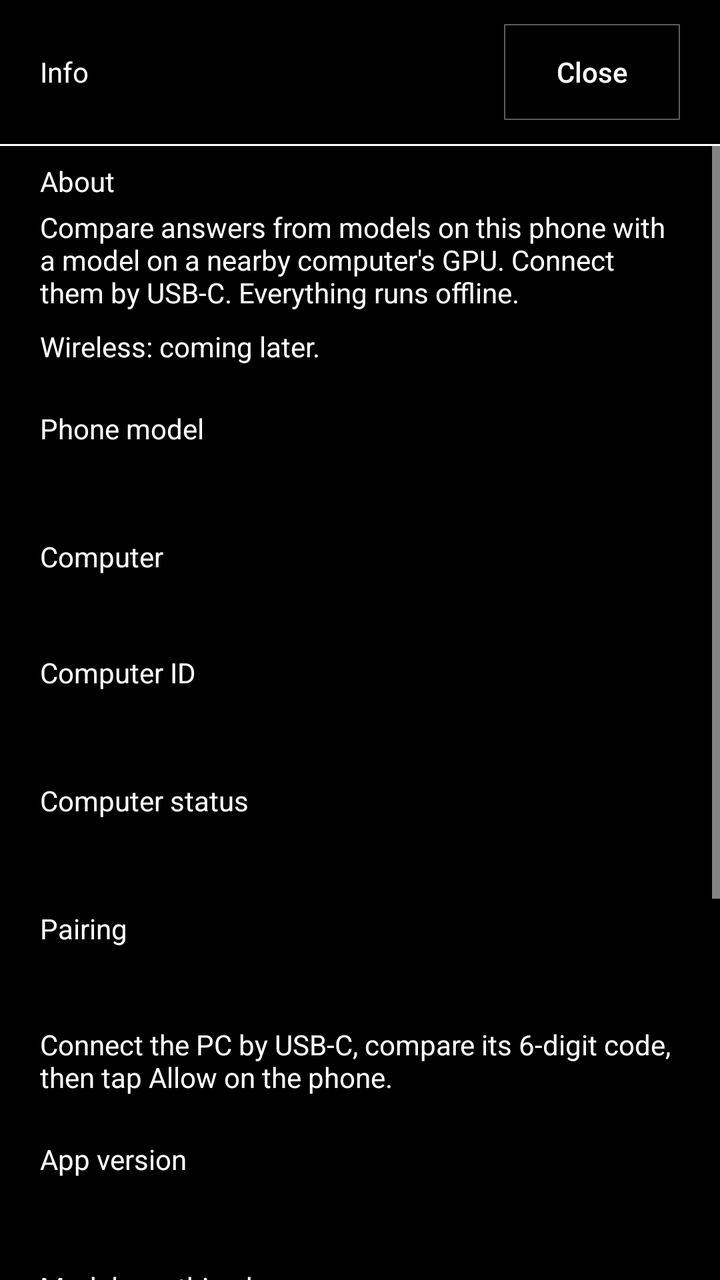
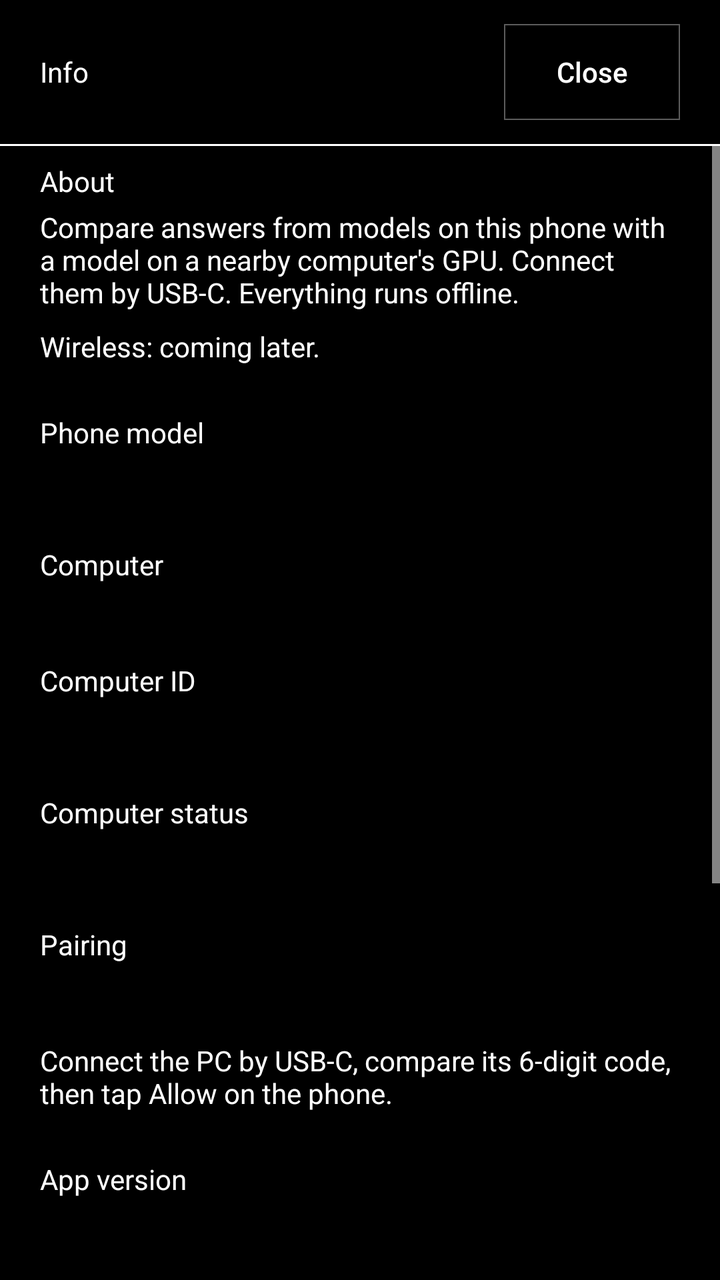

Compare the two renders of this Android layout. The source of the first and the diff that turns it into the second are given below.
<!-- AndroidManifest.xml: application theme OposTheme -->
<!-- res/layout/gpu_link_info.xml -->
<?xml version="1.0" encoding="utf-8"?>
<LinearLayout xmlns:android="http://schemas.android.com/apk/res/android"
    android:layout_width="match_parent"
    android:layout_height="match_parent"
    android:background="@color/newspaper_paper"
    android:fitsSystemWindows="true"
    android:orientation="vertical">

    <LinearLayout
        android:layout_width="match_parent"
        android:layout_height="wrap_content"
        android:gravity="center_vertical"
        android:orientation="horizontal"
        android:paddingStart="20dp"
        android:paddingTop="12dp"
        android:paddingEnd="20dp"
        android:paddingBottom="12dp">

        <TextView
            android:id="@+id/info_page_title"
            android:layout_width="0dp"
            android:layout_height="wrap_content"
            android:layout_weight="1"
            android:accessibilityHeading="true"
            android:text="@string/info_title"
            android:textColor="@color/newspaper_ink" />

        <Button
            android:id="@+id/info_close"
            android:layout_width="88dp"
            android:layout_height="48dp"
            android:background="@drawable/newspaper_outline"
            android:text="@string/close"
            android:textAllCaps="false"
            android:textColor="@color/newspaper_ink" />
    </LinearLayout>

    <View
        android:layout_width="match_parent"
        android:layout_height="1dp"
        android:background="@color/newspaper_ink" />

    <ScrollView
        android:layout_width="match_parent"
        android:layout_height="0dp"
        android:layout_weight="1"
        android:fillViewport="true">

        <LinearLayout
            android:layout_width="match_parent"
            android:layout_height="wrap_content"
            android:orientation="vertical"
            android:paddingStart="20dp"
            android:paddingTop="8dp"
            android:paddingEnd="20dp"
            android:paddingBottom="28dp">

            <TextView
                android:id="@+id/info_about_label_text"
                android:layout_width="match_parent"
                android:layout_height="wrap_content"
                android:labelFor="@id/info_about"
                android:text="@string/info_about_label"
                android:textColor="@color/newspaper_ink" />
            <TextView
                android:id="@+id/info_about"
                android:layout_width="match_parent"
                android:layout_height="wrap_content"
                android:layout_marginTop="4dp"
                android:layout_marginBottom="8dp"
                android:text="@string/info_about"
                android:textColor="@color/newspaper_ink" />

            <TextView
                android:id="@+id/info_wireless_note"
                android:layout_width="match_parent"
                android:layout_height="wrap_content"
                android:layout_marginBottom="22dp"
                android:text="@string/info_wireless_coming_later"
                android:textColor="@color/newspaper_ink" />

            <TextView
                android:id="@+id/info_phone_model_label_text"
                android:layout_width="match_parent"
                android:layout_height="wrap_content"
                android:labelFor="@id/info_phone_model"
                android:text="@string/info_phone_model_label"
                android:textColor="@color/newspaper_ink" />
            <TextView
                android:id="@+id/info_phone_model"
                android:layout_width="match_parent"
                android:layout_height="wrap_content"
                android:layout_marginTop="4dp"
                android:textColor="@color/newspaper_ink" />

            <TextView
                android:layout_width="match_parent"
                android:layout_height="wrap_content"
                android:layout_marginTop="22dp"
                android:labelFor="@id/info_pc"
                android:id="@+id/info_pc_label_text"
                android:text="@string/info_pc_label"
                android:textColor="@color/newspaper_ink" />
            <TextView
                android:id="@+id/info_pc"
                android:layout_width="match_parent"
                android:layout_height="wrap_content"
                android:layout_marginTop="4dp"
                android:textColor="@color/newspaper_ink" />

            <TextView
                android:layout_width="match_parent"
                android:layout_height="wrap_content"
                android:layout_marginTop="16dp"
                android:labelFor="@id/info_pc_id"
                android:id="@+id/info_pc_id_label_text"
                android:text="@string/info_pc_id_label"
                android:textColor="@color/newspaper_ink" />
            <TextView
                android:id="@+id/info_pc_id"
                android:layout_width="match_parent"
                android:layout_height="wrap_content"
                android:layout_marginTop="4dp"
                android:textColor="@color/newspaper_ink" />

            <TextView
                android:layout_width="match_parent"
                android:layout_height="wrap_content"
                android:layout_marginTop="22dp"
                android:labelFor="@id/info_pc_status"
                android:id="@+id/info_pc_status_label_text"
                android:text="@string/info_pc_status_label"
                android:textColor="@color/newspaper_ink" />
            <TextView
                android:id="@+id/info_pc_status"
                android:layout_width="match_parent"
                android:layout_height="wrap_content"
                android:layout_marginTop="4dp"
                android:textColor="@color/newspaper_ink" />

            <TextView
                android:id="@+id/info_pairing_label_text"
                android:layout_width="match_parent"
                android:layout_height="wrap_content"
                android:layout_marginTop="22dp"
                android:labelFor="@id/info_pairing"
                android:text="@string/info_pairing_label"
                android:textColor="@color/newspaper_ink" />
            <TextView
                android:id="@+id/info_pairing"
                android:layout_width="match_parent"
                android:layout_height="wrap_content"
                android:layout_marginTop="4dp"
                android:textColor="@color/newspaper_ink" />

            <TextView
                android:id="@+id/info_replace_pc_steps"
                android:layout_width="match_parent"
                android:layout_height="wrap_content"
                android:layout_marginTop="16dp"
                android:text="@string/info_replace_pc_steps"
                android:textColor="@color/newspaper_ink" />

            <TextView
                android:id="@+id/info_app_version_label_text"
                android:layout_width="match_parent"
                android:layout_height="wrap_content"
                android:layout_marginTop="22dp"
                android:labelFor="@id/info_app_version"
                android:text="@string/info_app_version_label"
                android:textColor="@color/newspaper_ink" />
            <TextView
                android:id="@+id/info_app_version"
                android:layout_width="match_parent"
                android:layout_height="wrap_content"
                android:layout_marginTop="4dp"
                android:textColor="@color/newspaper_ink" />

            <TextView
                android:id="@+id/info_local_service_label_text"
                android:layout_width="match_parent"
                android:layout_height="wrap_content"
                android:layout_marginTop="22dp"
                android:labelFor="@id/info_local_service"
                android:text="@string/info_local_service_label"
                android:textColor="@color/newspaper_ink" />
            <TextView
                android:id="@+id/info_local_service"
                android:layout_width="match_parent"
                android:layout_height="wrap_content"
                android:layout_marginTop="4dp"
                android:textColor="@color/newspaper_ink" />

            <TextView
                android:id="@+id/info_keep_screen_on_label_text"
                android:layout_width="match_parent"
                android:layout_height="wrap_content"
                android:layout_marginTop="22dp"
                android:labelFor="@id/info_keep_screen_on"
                android:text="@string/info_keep_screen_on_label"
                android:textColor="@color/newspaper_ink" />
            <TextView
                android:id="@+id/info_keep_screen_on"
                android:layout_width="match_parent"
                android:layout_height="wrap_content"
                android:layout_marginTop="4dp"
                android:text="@string/info_keep_screen_on"
                android:textColor="@color/newspaper_ink" />

            <TextView
                android:id="@+id/info_screen_timeout_label_text"
                android:layout_width="match_parent"
                android:layout_height="wrap_content"
                android:layout_marginTop="22dp"
                android:labelFor="@id/info_screen_timeout"
                android:text="@string/info_screen_timeout_label"
                android:textColor="@color/newspaper_ink" />
            <TextView
                android:id="@+id/info_screen_timeout"
                android:layout_width="match_parent"
                android:layout_height="wrap_content"
                android:layout_marginTop="4dp"
                android:textColor="@color/newspaper_ink" />

            <TextView
                android:id="@+id/info_cover_layout_label_text"
                android:layout_width="match_parent"
                android:layout_height="wrap_content"
                android:layout_marginTop="22dp"
                android:labelFor="@id/info_cover_layout"
                android:text="@string/info_cover_layout_label"
                android:textColor="@color/newspaper_ink" />
            <TextView
                android:id="@+id/info_cover_layout"
                android:layout_width="match_parent"
                android:layout_height="wrap_content"
                android:layout_marginTop="4dp"
                android:text="@string/info_cover_layout"
                android:textColor="@color/newspaper_ink" />

            <TextView
                android:id="@+id/info_forget_error"
                android:layout_width="match_parent"
                android:layout_height="wrap_content"
                android:layout_marginTop="12dp"
                android:accessibilityLiveRegion="polite"
                android:textColor="@color/newspaper_ink" />

            <Button
                android:id="@+id/info_forget_pc"
                android:layout_width="match_parent"
                android:layout_height="56dp"
                android:layout_marginTop="20dp"
                android:background="@drawable/newspaper_outline"
                android:text="@string/forget_pc"
                android:textAllCaps="false"
                android:textColor="@color/newspaper_ink"
                android:visibility="gone" />
        </LinearLayout>
    </ScrollView>
</LinearLayout>
<!-- resources referenced by this layout -->
<resources>
  <color name="newspaper_ink">#FFFFFF</color>
  <color name="newspaper_paper">#000000</color>
  <!-- drawable newspaper_outline (drawable) -->
  <shape xmlns:android="http://schemas.android.com/apk/res/android" android:shape="rectangle">
      <solid android:color="@color/newspaper_paper" />
      <stroke android:width="0.5dp" android:color="@color/newspaper_stroke" />
  </shape>
  <string name="close">Close</string>
  <string name="forget_pc">Forget this PC</string>
  <string name="info_about">Compare answers from models on this phone with a model on a nearby computer\'s GPU. Connect them by USB-C. Everything runs offline.</string>
  <string name="info_about_label">About</string>
  <string name="info_app_version_label">App version</string>
  <string name="info_cover_layout">Automatic</string>
  <string name="info_cover_layout_label">Cover screen layout</string>
  <string name="info_keep_screen_on">On while this screen is active</string>
  <string name="info_keep_screen_on_label">Keep screen on</string>
  <string name="info_local_service_label">Models on this phone</string>
  <string name="info_pairing_label">Pairing</string>
  <string name="info_pc_id_label">Computer ID</string>
  <string name="info_pc_label">Computer</string>
  <string name="info_pc_status_label">Computer status</string>
  <string name="info_phone_model_label">Phone model</string>
  <string name="info_replace_pc_steps">Connect the PC by USB-C, compare its 6-digit code, then tap Allow on the phone.</string>
  <string name="info_screen_timeout_label">System screen timeout</string>
  <string name="info_title">Info</string>
  <string name="info_wireless_coming_later">Wireless: coming later.</string>
  <style name="OposTheme" parent="@android:style/Theme.Material.NoActionBar">
          <item name="android:colorAccent">@color/newspaper_ink</item>
          <item name="android:windowBackground">@color/newspaper_paper</item>
          <item name="android:textColorPrimary">@color/newspaper_ink</item>
          <item name="android:textColorSecondary">@color/newspaper_ink</item>
          <item name="android:textColorHint">@color/newspaper_ink</item>
          <item name="android:colorControlNormal">@color/newspaper_ink</item>
          <item name="android:colorControlActivated">@color/newspaper_ink</item>
          <item name="android:statusBarColor">@color/newspaper_paper</item>
          <item name="android:navigationBarColor">@color/newspaper_paper</item>
          <item name="android:windowLightStatusBar">false</item>
          <item name="android:windowLightNavigationBar">false</item>
      </style>
  <color name="newspaper_stroke">#5C5C5C</color>
</resources>

<!-- the commit's change to res/layout/gpu_link_info.xml (unified diff, before → after) -->
@@ -75,7 +75,7 @@
                 android:id="@+id/info_wireless_note"
                 android:layout_width="match_parent"
                 android:layout_height="wrap_content"
-                android:layout_marginBottom="22dp"
+                android:layout_marginBottom="@dimen/space_xl"
                 android:text="@string/info_wireless_coming_later"
                 android:textColor="@color/newspaper_ink" />
 
@@ -96,7 +96,7 @@
             <TextView
                 android:layout_width="match_parent"
                 android:layout_height="wrap_content"
-                android:layout_marginTop="22dp"
+                android:layout_marginTop="@dimen/space_xl"
                 android:labelFor="@id/info_pc"
                 android:id="@+id/info_pc_label_text"
                 android:text="@string/info_pc_label"
@@ -126,7 +126,7 @@
             <TextView
                 android:layout_width="match_parent"
                 android:layout_height="wrap_content"
-                android:layout_marginTop="22dp"
+                android:layout_marginTop="@dimen/space_xl"
                 android:labelFor="@id/info_pc_status"
                 android:id="@+id/info_pc_status_label_text"
                 android:text="@string/info_pc_status_label"
@@ -142,7 +142,7 @@
                 android:id="@+id/info_pairing_label_text"
                 android:layout_width="match_parent"
                 android:layout_height="wrap_content"
-                android:layout_marginTop="22dp"
+                android:layout_marginTop="@dimen/space_xl"
                 android:labelFor="@id/info_pairing"
                 android:text="@string/info_pairing_label"
                 android:textColor="@color/newspaper_ink" />
@@ -165,7 +165,7 @@
                 android:id="@+id/info_app_version_label_text"
                 android:layout_width="match_parent"
                 android:layout_height="wrap_content"
-                android:layout_marginTop="22dp"
+                android:layout_marginTop="@dimen/space_xl"
                 android:labelFor="@id/info_app_version"
                 android:text="@string/info_app_version_label"
                 android:textColor="@color/newspaper_ink" />
@@ -180,7 +180,7 @@
                 android:id="@+id/info_local_service_label_text"
                 android:layout_width="match_parent"
                 android:layout_height="wrap_content"
-                android:layout_marginTop="22dp"
+                android:layout_marginTop="@dimen/space_xl"
                 android:labelFor="@id/info_local_service"
                 android:text="@string/info_local_service_label"
                 android:textColor="@color/newspaper_ink" />
@@ -195,7 +195,7 @@
                 android:id="@+id/info_keep_screen_on_label_text"
                 android:layout_width="match_parent"
                 android:layout_height="wrap_content"
-                android:layout_marginTop="22dp"
+                android:layout_marginTop="@dimen/space_xl"
                 android:labelFor="@id/info_keep_screen_on"
                 android:text="@string/info_keep_screen_on_label"
                 android:textColor="@color/newspaper_ink" />
@@ -211,7 +211,7 @@
                 android:id="@+id/info_screen_timeout_label_text"
                 android:layout_width="match_parent"
                 android:layout_height="wrap_content"
-                android:layout_marginTop="22dp"
+                android:layout_marginTop="@dimen/space_xl"
                 android:labelFor="@id/info_screen_timeout"
                 android:text="@string/info_screen_timeout_label"
                 android:textColor="@color/newspaper_ink" />
@@ -226,7 +226,7 @@
                 android:id="@+id/info_cover_layout_label_text"
                 android:layout_width="match_parent"
                 android:layout_height="wrap_content"
-                android:layout_marginTop="22dp"
+                android:layout_marginTop="@dimen/space_xl"
                 android:labelFor="@id/info_cover_layout"
                 android:text="@string/info_cover_layout_label"
                 android:textColor="@color/newspaper_ink" />
<!-- resource entries referenced after the edit -->
@@ -2,6 +2,7 @@
 <resources>
   <color name="newspaper_ink">#FFFFFF</color>
   <color name="newspaper_paper">#000000</color>
+  <dimen name="space_xl">24dp</dimen>
   <!-- drawable newspaper_outline (drawable) -->
   <shape xmlns:android="http://schemas.android.com/apk/res/android" android:shape="rectangle">
       <solid android:color="@color/newspaper_paper" />
